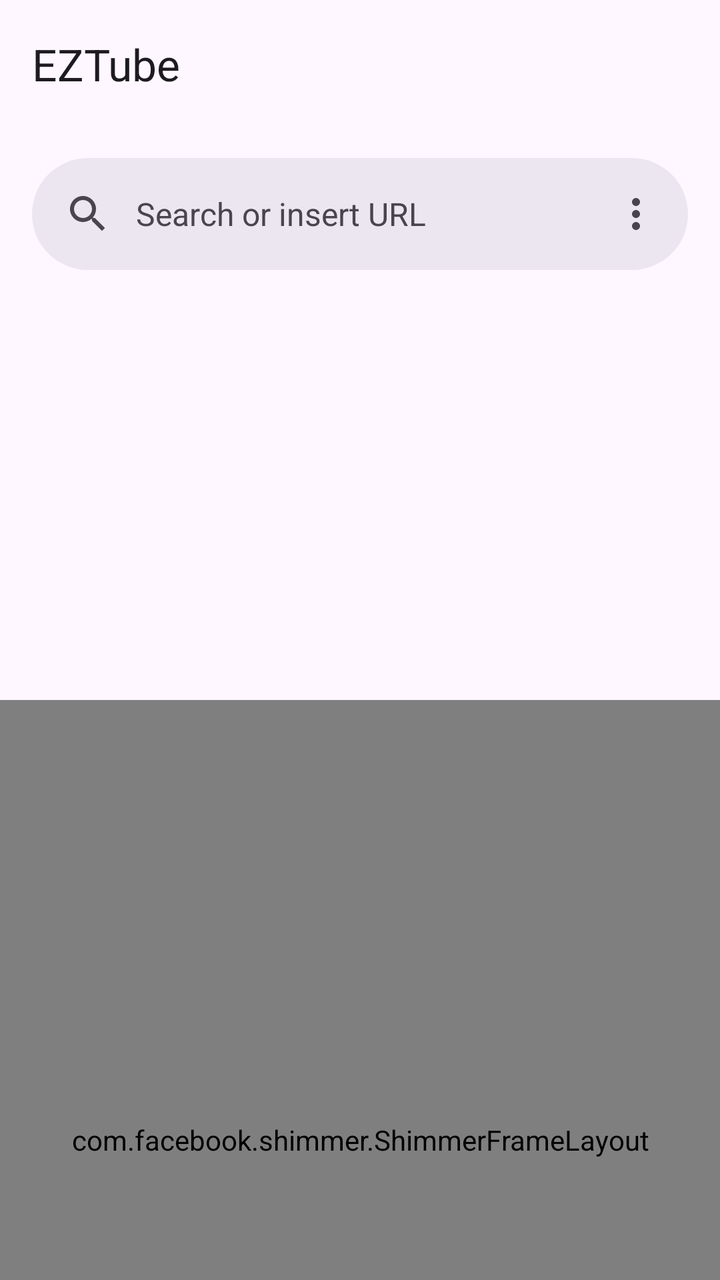
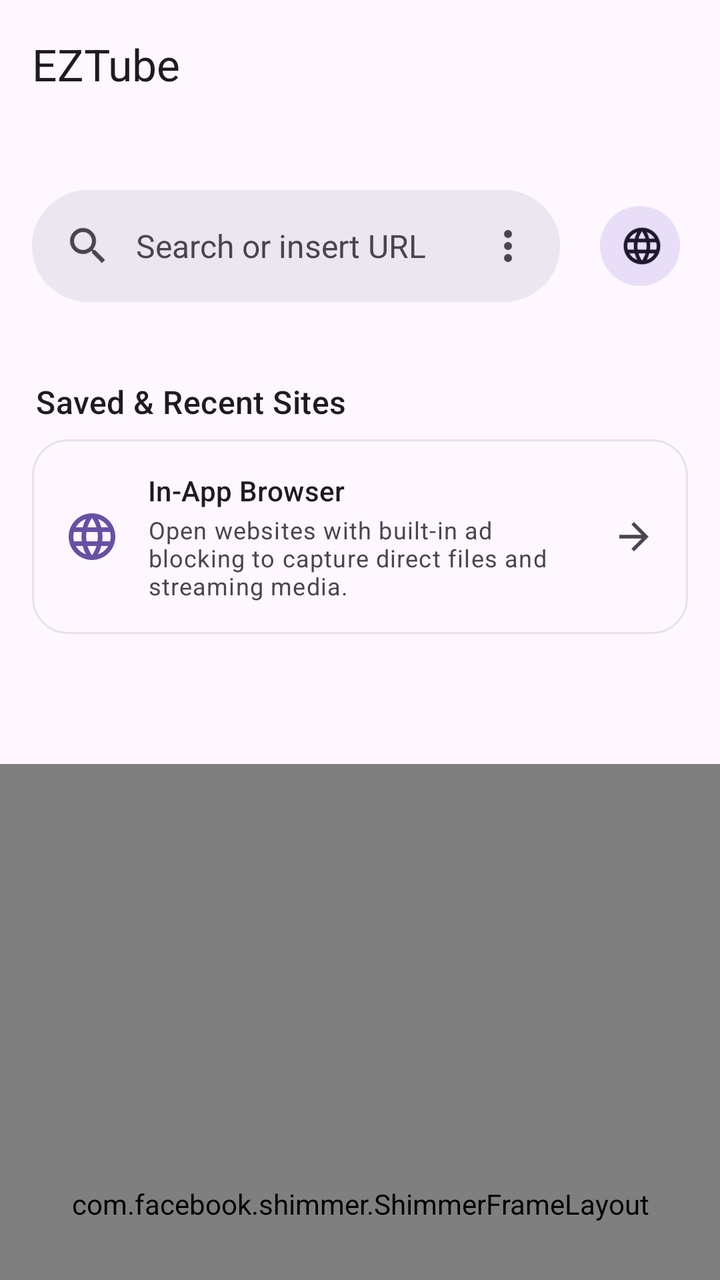

Screens rendered from an Android XML layout before and after an edit, with the pre-edit source and the edit as a unified diff.
<!-- AndroidManifest.xml: application theme BaseTheme -->
<!-- res/layout/fragment_home.xml -->
<?xml version="1.0" encoding="utf-8"?>
<androidx.coordinatorlayout.widget.CoordinatorLayout android:layout_width="match_parent"
    android:layout_height="match_parent"
    xmlns:app="http://schemas.android.com/apk/res-auto"
    xmlns:android="http://schemas.android.com/apk/res/android">

    <com.google.android.material.search.SearchView
        android:id="@+id/search_view"
        android:layout_width="match_parent"
        android:layout_height="match_parent"
        android:hint="@string/search_hint"
        app:layout_anchor="@id/search_bar">

        <LinearLayout
            android:layout_width="match_parent"
            android:layout_height="wrap_content"
            android:orientation="vertical">

            <HorizontalScrollView
                android:layout_width="wrap_content"
                android:scrollbars="none"
                android:paddingHorizontal="10dp"
                android:layout_height="wrap_content">

                <com.google.android.material.chip.ChipGroup
                    android:id="@+id/providers"
                    android:layout_marginTop="5dp"
                    app:singleSelection="true"
                    app:chipSpacingVertical="-10dp"
                    android:layout_width="wrap_content"
                    android:layout_height="wrap_content"
                    app:singleLine="true" />

            </HorizontalScrollView>

            <View
                android:id="@+id/chipGroupDivider"
                android:layout_width="match_parent"
                android:layout_height="1dp"
                style="@style/Divider.Vertical"/>

            <androidx.constraintlayout.widget.ConstraintLayout
                android:id="@+id/queries_constraint"
                android:layout_width="match_parent"
                android:layout_height="wrap_content">

                <com.google.android.material.chip.ChipGroup
                    android:id="@+id/queries"
                    android:layout_margin="10dp"
                    app:chipSpacingVertical="-10dp"
                    app:layout_constraintStart_toStartOf="parent"
                    app:layout_constraintTop_toTopOf="parent"
                    app:layout_constraintHorizontal_bias="0.0"
                    app:layout_constraintEnd_toStartOf="@+id/init_search_query"
                    android:layout_width="0dp"
                    android:layout_height="wrap_content"
                    app:singleLine="false" />

                <com.google.android.material.button.MaterialButton
                    android:id="@+id/init_search_query"
                    style="?attr/materialIconButtonStyle"
                    android:layout_width="wrap_content"
                    android:layout_height="wrap_content"
                    android:layout_margin="10dp"
                    app:iconSize="20dp"
                    app:cornerRadius="10dp"
                    app:icon="@drawable/ic_search"
                    app:layout_constraintEnd_toEndOf="parent"
                    app:layout_constraintTop_toTopOf="parent" />

            </androidx.constraintlayout.widget.ConstraintLayout>

            <androidx.recyclerview.widget.RecyclerView
                android:id="@+id/search_suggestions_recycler"
                android:layout_width="match_parent"
                android:layout_height="wrap_content" />

        </LinearLayout>

    </com.google.android.material.search.SearchView>

    <RelativeLayout
        app:layout_behavior="@string/appbar_scrolling_view_behavior"
        android:layout_width="match_parent"
        android:layout_height="wrap_content">

        <androidx.recyclerview.widget.RecyclerView
            android:layout_width="match_parent"
            android:id="@+id/recyclerViewHome"
            android:orientation="vertical"
            android:layout_height="wrap_content"
            android:scrollbars="none"
            android:clipToPadding="false"
            android:paddingBottom="200dp"
            app:layoutManager="androidx.recyclerview.widget.LinearLayoutManager"
            />

        <com.facebook.shimmer.ShimmerFrameLayout
            android:layout_width="match_parent"
            android:layout_height="match_parent"
            android:layout_below="@id/recyclerViewHome"
            android:id="@+id/shimmer_results_framelayout"
            android:orientation="vertical">

            <LinearLayout
                android:layout_width="match_parent"
                android:layout_height="wrap_content"
                android:layout_margin="10dp"
                android:orientation="vertical">

                <include layout="@layout/result_card_shimmer" />

                <include layout="@layout/result_card_shimmer" />

                <include layout="@layout/result_card_shimmer" />

                <include layout="@layout/result_card_shimmer" />

                <include layout="@layout/result_card_shimmer" />


            </LinearLayout>

        </com.facebook.shimmer.ShimmerFrameLayout>

    </RelativeLayout>

    <com.google.android.material.appbar.AppBarLayout
        android:id="@+id/home_appbarlayout"
        android:background="@null"
        android:layout_width="match_parent"
        android:layout_height="wrap_content">

        <com.google.android.material.appbar.MaterialToolbar
            android:id="@+id/home_toolbar"
            android:layout_width="match_parent"
            app:title="@string/app_name"
            app:layout_scrollFlags="scroll|enterAlways"
            android:layout_height="wrap_content" />

        <androidx.constraintlayout.widget.ConstraintLayout
            android:layout_width="match_parent"
            android:layout_marginVertical="15dp"
            app:layout_scrollFlags="scroll|enterAlways"
            android:layout_height="wrap_content">

            <com.facebook.shimmer.ShimmerFrameLayout
                android:id="@+id/progress"
                android:layout_width="0dp"
                android:layout_height="0dp"
                android:translationZ="250dp"
                android:visibility="gone"
                app:layout_constraintBottom_toBottomOf="@+id/search_bar"
                app:layout_constraintEnd_toEndOf="@+id/search_bar"
                app:layout_constraintStart_toStartOf="@+id/search_bar"
                app:layout_constraintTop_toTopOf="@+id/search_bar"
                app:shimmer_auto_start="true">

                <com.google.android.material.card.MaterialCardView
                    android:layout_width="match_parent"
                    android:layout_height="match_parent"
                    app:cardCornerRadius="30dp">

                </com.google.android.material.card.MaterialCardView>


            </com.facebook.shimmer.ShimmerFrameLayout>


            <com.google.android.material.search.SearchBar
                android:id="@+id/search_bar"
                android:layout_width="match_parent"
                android:layout_height="match_parent"
                android:hint="@string/search_hint"
                app:menu="@menu/main_menu" >

            </com.google.android.material.search.SearchBar>

        </androidx.constraintlayout.widget.ConstraintLayout>

        <HorizontalScrollView
            android:id="@+id/playlist_selection_chips_scrollview"
            android:layout_width="wrap_content"
            android:scrollbars="none"
            android:visibility="gone"
            app:layout_scrollFlags="scroll|enterAlways"
            android:layout_height="wrap_content">

            <LinearLayout
                android:layout_width="wrap_content"
                android:paddingHorizontal="20dp"
                android:layout_height="wrap_content">

                <com.google.android.material.chip.ChipGroup
                    android:layout_width="wrap_content"
                    app:selectionRequired="false"
                    android:id="@+id/playlist_selection_chips"
                    app:singleSelection="true"
                    android:layout_height="wrap_content">

                    <com.google.android.material.chip.Chip
                        android:id="@+id/all"
                        style="@style/Widget.Material3.Chip.Filter"
                        android:layout_width="wrap_content"
                        android:layout_height="wrap_content"
                        android:gravity="center"
                        android:text="@string/all"
                        android:tag="all"
                        android:checked="true"
                        android:minWidth="30dp"
                        app:cornerRadius="10dp"
                        app:layout_constraintBottom_toBottomOf="parent"
                        app:layout_constraintStart_toStartOf="parent"
                        app:layout_constraintTop_toTopOf="parent" />

                </com.google.android.material.chip.ChipGroup>

            </LinearLayout>

        </HorizontalScrollView>

    </com.google.android.material.appbar.AppBarLayout>


    <LinearLayout
        android:id="@+id/home_fabs"
        android:layout_width="match_parent"
        android:layout_height="wrap_content"
        android:orientation="vertical"
        android:layout_gravity="bottom|end">

            <com.google.android.material.floatingactionbutton.ExtendedFloatingActionButton
                android:id="@+id/copied_url_fab"
                android:visibility="gone"
                android:layout_width="wrap_content"
                android:layout_height="wrap_content"
                android:layout_gravity="bottom|end"
                android:text="@string/link_you_copied"
                android:layout_marginHorizontal="16dp"
                android:layout_marginBottom="10dp"
                android:contentDescription="@string/link_you_copied"
                app:icon="@drawable/ic_clipboard"
                app:useCompatPadding="true" />

        <com.google.android.material.floatingactionbutton.ExtendedFloatingActionButton
            android:id="@+id/download_all_fab"
            android:visibility="gone"
            android:layout_width="wrap_content"
            android:layout_height="wrap_content"
            android:layout_gravity="bottom|end"
            android:layout_marginBottom="10dp"
            android:layout_marginHorizontal="16dp"
            android:text="@string/download_all"
            app:icon="@drawable/ic_down" />

        <com.google.android.material.floatingactionbutton.ExtendedFloatingActionButton
            android:id="@+id/download_selected_fab"
            android:visibility="gone"
            app:elevation="0dp"
            android:layout_width="wrap_content"
            android:layout_height="wrap_content"
            android:layout_gravity="bottom|end"
            android:layout_margin="16dp"
            android:layout_marginBottom="10dp"
            app:icon="@drawable/ic_down"
            android:text="@string/download"
            app:srcCompat="@drawable/ic_music"/>

    </LinearLayout>

</androidx.coordinatorlayout.widget.CoordinatorLayout>
<!-- res/layout/result_card_shimmer.xml (included above) -->
<?xml version="1.0" encoding="utf-8"?>
<androidx.constraintlayout.widget.ConstraintLayout android:layout_width="match_parent"
    android:layout_height="match_parent"
    xmlns:android="http://schemas.android.com/apk/res/android">

    <RelativeLayout android:layout_width="0dp"
        android:layout_height="0dp"
        app:layout_constraintDimensionRatio="H,16:9"
        app:layout_constraintStart_toStartOf="parent"
        app:layout_constraintEnd_toEndOf="parent"
        app:layout_constraintTop_toTopOf="parent"
        xmlns:app="http://schemas.android.com/apk/res-auto"
        >

        <androidx.cardview.widget.CardView
            android:layout_width="match_parent"
            android:layout_height="match_parent"
            app:cardCornerRadius="20dp"
            app:cardElevation="0dp"
            app:cardMaxElevation="12dp"
            app:cardBackgroundColor="@color/grey"
            app:cardPreventCornerOverlap="true"
            android:layout_margin="10dp"
            >

            <androidx.appcompat.widget.AppCompatImageView
                android:layout_width="match_parent"
                android:layout_height="match_parent" />

            <TextView
                android:layout_width="300dp"
                android:layout_height="10dp"
                android:layout_marginTop="20dp"
                android:layout_marginLeft="10dp"
                android:paddingRight="20dp"
                android:paddingBottom="20dp"
                android:paddingLeft="20dp"
                android:textSize="15sp"
                android:textColor="@color/white"
                android:background="@color/light_grey"
                android:textStyle="bold"
                android:shadowRadius="2"
                android:shadowDx="4"
                android:shadowDy="4"
                android:shadowColor="@color/black" />

            <TextView
                android:layout_width="200dp"
                android:layout_height="10dp"
                android:layout_marginTop="40dp"
                android:layout_marginLeft="10dp"
                android:paddingRight="20dp"
                android:paddingBottom="20dp"
                android:paddingLeft="20dp"
                android:textSize="15sp"
                android:textColor="@color/white"
                android:background="@color/light_grey"
                android:textStyle="bold"
                android:shadowRadius="2"
                android:shadowDx="4"
                android:shadowDy="4"
                android:shadowColor="@color/black" />

            <TextView
                android:layout_width="50dp"
                android:layout_height="10dp"
                android:layout_gravity="bottom"
                android:layout_marginBottom="20dp"
                android:layout_marginLeft="10dp"
                android:background="@color/light_grey"
                android:gravity="bottom"
                android:paddingTop="10dp"
                android:paddingRight="20dp"
                android:paddingBottom="20dp"
                android:paddingLeft="20dp"
                android:textSize="15sp"
                android:textColor="@color/white"
                android:textStyle="bold"
                android:shadowRadius="1.5"
                android:shadowDx="4"
                android:shadowDy="4"
                android:shadowColor="@color/black" />

            <LinearLayout
                android:layout_width="match_parent"
                android:layout_height="match_parent"
                android:gravity="bottom|right"
                android:orientation="horizontal"
                android:paddingBottom="16dp"
                android:paddingLeft="10dp"
                android:paddingRight="10dp">

                <com.google.android.material.button.MaterialButton
                    style="@style/Widget.MaterialComponents.ExtendedFloatingActionButton.Icon"
                    android:id="@+id/download_music"
                    android:layout_width="48dp"
                    android:layout_height="48dp"
                    app:cornerRadius="10dp"
                    app:backgroundTint="@color/light_grey"
                    android:layout_marginLeft="10dp"
                    />

                <com.google.android.material.button.MaterialButton
                    style="@style/Widget.MaterialComponents.ExtendedFloatingActionButton.Icon"
                    android:id="@+id/download_video"
                    android:layout_width="48dp"
                    android:layout_height="48dp"
                    app:cornerRadius="10dp"
                    app:backgroundTint="@color/light_grey"
                    android:layout_marginLeft="10dp"
                    />

            </LinearLayout>

        </androidx.cardview.widget.CardView>
    </RelativeLayout>

</androidx.constraintlayout.widget.ConstraintLayout>
<!-- resources referenced by this layout -->
<resources>
  <color name="black">#000000</color>
  <color name="grey">#323232</color>
  <color name="light_grey">#A6A6A6</color>
  <color name="white">#FFFFFF</color>
  <!-- drawable ic_down (drawable) -->
  <vector android:height="24dp"
      android:viewportHeight="24" android:viewportWidth="24"
      android:width="24dp" xmlns:android="http://schemas.android.com/apk/res/android">
      <path android:fillColor="?android:colorAccent" android:pathData="M20,12l-1.41,-1.41L13,16.17V4h-2v12.17l-5.58,-5.59L4,12l8,8 8,-8z"/>
  </vector>
  <string name="all">All</string>
  <string name="app_name">EZTube</string>
  <string name="download">Download</string>
  <string name="download_all">Download all</string>
  <string name="link_you_copied">Link you copied</string>
  <string name="search_hint">Search or insert URL</string>
  <style name="Divider">
          <item name="android:background">@color/light_grey</item>
      </style>
  <style name="Preference.SwitchPreferenceCompat.Material3" parent="@style/Preference.SwitchPreferenceCompat.Material">
          <item name="widgetLayout">@layout/preferece_material_switch</item>
      </style>
  <style name="snackBarStyle" parent="@style/Widget.Material3.Snackbar">
          <item name="shapeAppearance">@style/ShapeAppearance.Material3.Corner.ExtraLarge</item>
          <item name="android:paddingStart">20dp</item>
          <item name="android:paddingEnd">20dp</item>
          <item name="maxLines">2</item>
          <item name="animationMode">slide</item>
      </style>
  <style name="PreferenceTheme" parent="PreferenceThemeOverlay">
          <item name="singleLineTitle">false</item>
      </style>
  <!-- unchanged entries left out for length: 5 -->
</resources>

<!-- the commit's change to res/layout/fragment_home.xml (unified diff, before → after) -->
@@ -95,6 +95,11 @@
             app:layoutManager="androidx.recyclerview.widget.LinearLayoutManager"
             />
 
+        <include
+            layout="@layout/include_browser_saved_sites"
+            android:layout_width="match_parent"
+            android:layout_height="wrap_content" />
+
         <com.facebook.shimmer.ShimmerFrameLayout
             android:layout_width="match_parent"
             android:layout_height="match_parent"
@@ -169,12 +174,29 @@
 
             <com.google.android.material.search.SearchBar
                 android:id="@+id/search_bar"
-                android:layout_width="match_parent"
-                android:layout_height="match_parent"
+                android:layout_width="0dp"
+                android:layout_height="wrap_content"
                 android:hint="@string/search_hint"
+                app:layout_constraintBottom_toBottomOf="parent"
+                app:layout_constraintEnd_toStartOf="@+id/open_browser_btn"
+                app:layout_constraintStart_toStartOf="parent"
+                app:layout_constraintTop_toTopOf="parent"
                 app:menu="@menu/main_menu" >
 
             </com.google.android.material.search.SearchBar>
+
+            <com.google.android.material.button.MaterialButton
+                android:id="@+id/open_browser_btn"
+                style="?attr/materialIconButtonFilledTonalStyle"
+                android:layout_width="48dp"
+                android:layout_height="48dp"
+                android:layout_marginEnd="16dp"
+                android:contentDescription="@string/browser_open"
+                app:icon="@drawable/ic_browser_globe"
+                app:iconSize="22dp"
+                app:layout_constraintBottom_toBottomOf="@+id/search_bar"
+                app:layout_constraintEnd_toEndOf="parent"
+                app:layout_constraintTop_toTopOf="@+id/search_bar" />
 
         </androidx.constraintlayout.widget.ConstraintLayout>
 
@@ -269,6 +291,115 @@
     </LinearLayout>
 
 </androidx.coordinatorlayout.widget.CoordinatorLayout>
+<!-- res/layout/include_browser_saved_sites.xml (included above) -->
+<?xml version="1.0" encoding="utf-8"?>
+<LinearLayout xmlns:android="http://schemas.android.com/apk/res/android"
+    xmlns:app="http://schemas.android.com/apk/res-auto"
+    android:id="@+id/saved_sites_section"
+    android:layout_width="match_parent"
+    android:layout_height="wrap_content"
+    android:orientation="vertical"
+    android:paddingTop="4dp">
+
+    <LinearLayout
+        android:id="@+id/saved_sites_header"
+        android:layout_width="match_parent"
+        android:layout_height="wrap_content"
+        android:gravity="center_vertical"
+        android:orientation="horizontal"
+        android:paddingHorizontal="18dp"
+        android:paddingVertical="4dp">
+
+        <TextView
+            android:layout_width="0dp"
+            android:layout_height="wrap_content"
+            android:layout_weight="1"
+            android:text="@string/browser_saved_recent_title"
+            android:textAppearance="@style/TextAppearance.Material3.TitleMedium"
+            android:textColor="?attr/colorOnSurface" />
+
+        <com.google.android.material.button.MaterialButton
+            android:id="@+id/clear_recent_sites_btn"
+            style="@style/Widget.Material3.Button.TextButton"
+            android:layout_width="wrap_content"
+            android:layout_height="wrap_content"
+            android:text="@string/browser_clear_recent"
+            android:visibility="gone" />
+
+    </LinearLayout>
+
+    <com.google.android.material.card.MaterialCardView
+        android:id="@+id/saved_sites_empty_card"
+        android:layout_width="match_parent"
+        android:layout_height="wrap_content"
+        android:layout_marginHorizontal="16dp"
+        android:layout_marginTop="4dp"
+        android:clickable="true"
+        android:focusable="true"
+        app:cardCornerRadius="18dp"
+        app:cardElevation="0dp"
+        app:strokeColor="?attr/colorSurfaceVariant"
+        app:strokeWidth="1dp">
+
+        <LinearLayout
+            android:layout_width="match_parent"
+            android:layout_height="wrap_content"
+            android:gravity="center_vertical"
+            android:orientation="horizontal"
+            android:padding="16dp">
+
+            <ImageView
+                android:layout_width="28dp"
+                android:layout_height="28dp"
+                android:layout_marginEnd="14dp"
+                android:contentDescription="@null"
+                android:src="@drawable/ic_browser_globe"
+                app:tint="?attr/colorPrimary" />
+
+            <LinearLayout
+                android:layout_width="0dp"
+                android:layout_height="wrap_content"
+                android:layout_weight="1"
+                android:orientation="vertical">
+
+                <TextView
+                    android:layout_width="wrap_content"
+                    android:layout_height="wrap_content"
+                    android:text="@string/browser_empty_sites_title"
+                    android:textAppearance="@style/TextAppearance.Material3.TitleSmall"
+                    android:textColor="?attr/colorOnSurface" />
+
+                <TextView
+                    android:layout_width="wrap_content"
+                    android:layout_height="wrap_content"
+                    android:layout_marginTop="2dp"
+                    android:text="@string/browser_empty_sites_subtitle"
+                    android:textAppearance="@style/TextAppearance.Material3.BodySmall"
+                    android:textColor="?attr/colorOnSurfaceVariant" />
+
+            </LinearLayout>
+
+            <ImageView
+                android:layout_width="22dp"
+                android:layout_height="22dp"
+                android:layout_marginStart="8dp"
+                android:contentDescription="@string/browser_open"
+                android:src="@drawable/ic_browser_forward"
+                app:tint="?attr/colorOnSurfaceVariant" />
+
+        </LinearLayout>
+
+    </com.google.android.material.card.MaterialCardView>
+
+    <androidx.recyclerview.widget.RecyclerView
+        android:id="@+id/saved_sites_recycler"
+        android:layout_width="match_parent"
+        android:layout_height="wrap_content"
+        android:clipToPadding="false"
+        android:nestedScrollingEnabled="true"
+        android:paddingBottom="160dp" />
+
+</LinearLayout>
 <!-- res/layout/result_card_shimmer.xml (included above) -->
 <?xml version="1.0" encoding="utf-8"?>
 <androidx.constraintlayout.widget.ConstraintLayout android:layout_width="match_parent"
<!-- resource entries referenced after the edit -->
@@ -4,6 +4,29 @@
   <color name="grey">#323232</color>
   <color name="light_grey">#A6A6A6</color>
   <color name="white">#FFFFFF</color>
+  <!-- drawable ic_browser_forward (drawable) -->
+  <vector xmlns:android="http://schemas.android.com/apk/res/android"
+      android:width="24dp"
+      android:height="24dp"
+      android:autoMirrored="true"
+      android:tint="?attr/colorOnSurface"
+      android:viewportWidth="24"
+      android:viewportHeight="24">
+      <path
+          android:fillColor="@android:color/white"
+          android:pathData="M12,4l-1.41,1.41L16.17,11H4v2h12.17l-5.58,5.59L12,20l8,-8z" />
+  </vector>
+  <!-- drawable ic_browser_globe (drawable) -->
+  <vector xmlns:android="http://schemas.android.com/apk/res/android"
+      android:width="24dp"
+      android:height="24dp"
+      android:tint="?attr/colorOnSurface"
+      android:viewportWidth="24"
+      android:viewportHeight="24">
+      <path
+          android:fillColor="@android:color/white"
+          android:pathData="M11.99,2C6.47,2 2,6.48 2,12s4.47,10 9.99,10C17.52,22 22,17.52 22,12S17.52,2 11.99,2zM18.92,8h-2.95c-0.32,-1.25 -0.78,-2.45 -1.38,-3.56 1.84,0.63 3.37,1.91 4.33,3.56zM12,4.04c0.83,1.2 1.48,2.53 1.91,3.96h-3.82c0.43,-1.43 1.08,-2.76 1.91,-3.96zM4.26,14C4.1,13.36 4,12.69 4,12s0.1,-1.36 0.26,-2h3.38c-0.08,0.66 -0.14,1.32 -0.14,2s0.06,1.34 0.14,2L4.26,14zM5.08,16h2.95c0.32,1.25 0.78,2.45 1.38,3.56 -1.84,-0.63 -3.37,-1.9 -4.33,-3.56zM8.03,8L5.08,8c0.96,-1.66 2.49,-2.93 4.33,-3.56C8.81,5.55 8.35,6.75 8.03,8zM12,19.96c-0.83,-1.2 -1.48,-2.53 -1.91,-3.96h3.82c-0.43,1.43 -1.08,2.76 -1.91,3.96zM14.34,14L9.66,14c-0.09,-0.66 -0.16,-1.32 -0.16,-2s0.07,-1.35 0.16,-2h4.68c0.09,0.65 0.16,1.32 0.16,2s-0.07,1.34 -0.16,2zM14.59,19.56c0.6,-1.11 1.06,-2.31 1.38,-3.56h2.95c-0.96,1.65 -2.49,2.93 -4.33,3.56zM16.36,14c0.08,-0.66 0.14,-1.32 0.14,-2s-0.06,-1.34 -0.14,-2h3.38c0.16,0.64 0.26,1.31 0.26,2s-0.1,1.36 -0.26,2h-3.38z" />
+  </vector>
   <!-- drawable ic_down (drawable) -->
   <vector android:height="24dp"
       android:viewportHeight="24" android:viewportWidth="24"
@@ -12,6 +35,11 @@
   </vector>
   <string name="all">All</string>
   <string name="app_name">EZTube</string>
+  <string name="browser_clear_recent">Clear recent</string>
+  <string name="browser_empty_sites_subtitle">Open websites with built-in ad blocking to capture direct files and streaming media.</string>
+  <string name="browser_empty_sites_title">In-App Browser</string>
+  <string name="browser_open">Open in-app browser</string>
+  <string name="browser_saved_recent_title">Saved &amp; Recent Sites</string>
   <string name="download">Download</string>
   <string name="download_all">Download all</string>
   <string name="link_you_copied">Link you copied</string>
